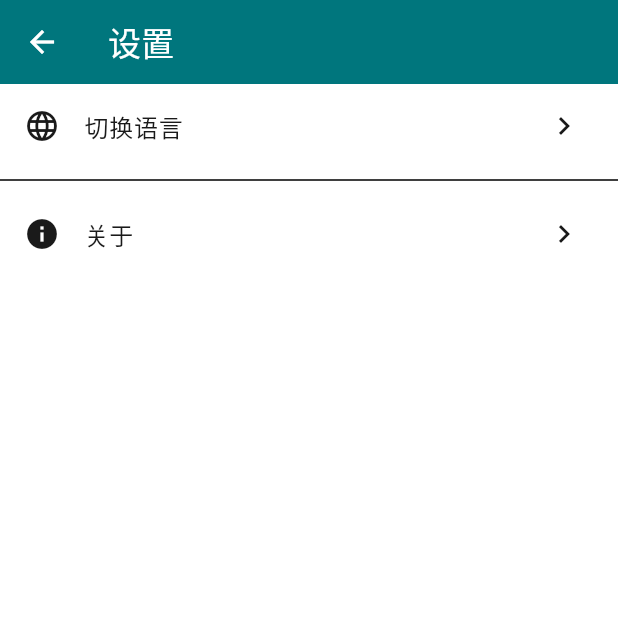
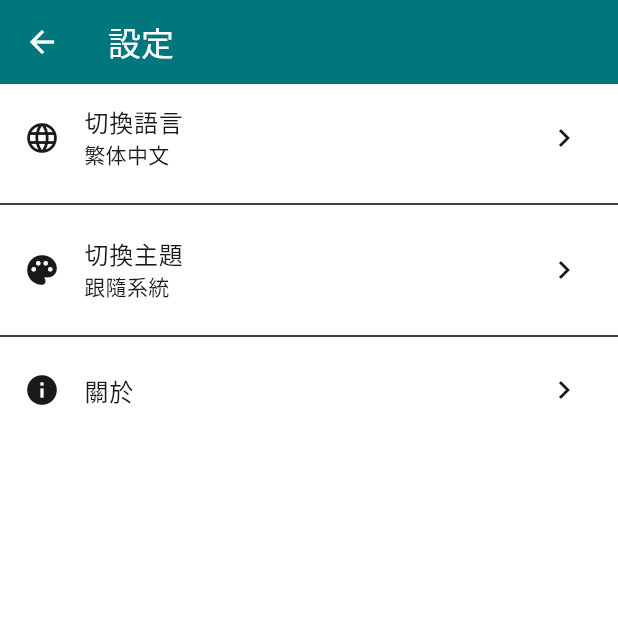
Before and after one commit to LockesOdyssey/my_ai_pocket, a Flutter app: the SettingsPage screen opened by its route, after a tap on "切换语言", on a phone screen of 412 x 824 dp, the top half of it. Run offline on Flutter 3.47's test engine with Material 3 defaults, Android fonts, the phone set to English and light mode, and no system bars; our stand-ins replace get.

Commit message:
【feat】应用主题管理、语言切换事件

```diff
--- /dev/null
+++ b/lib/core/language/language_controller.dart
@@ -0,0 +1,60 @@
+import 'package:flutter/material.dart';
+import 'package:get/get.dart';
+import 'language_state.dart';
+
+/// 语言管理控制器
+class LanguageController extends GetxController {
+  final LanguageState state = LanguageState();
+
+  /// 切换语言（按简体中文 -> 繁体中文 -> 英文的顺序轮流切换）
+  void switchLanguage() {
+    switch (state.currentLanguage.value) {
+      case AppLanguage.zh:
+        // 简体中文 -> 繁体中文
+        setLanguage(AppLanguage.zhHant);
+        break;
+      case AppLanguage.zhHant:
+        // 繁体中文 -> 英文
+        setLanguage(AppLanguage.en);
+        break;
+      case AppLanguage.en:
+        // 英文 -> 简体中文
+        setLanguage(AppLanguage.zh);
+        break;
+    }
+  }
+
+  /// 设置语言
+  void setLanguage(AppLanguage language) {
+    state.currentLanguage.value = language;
+    // 调用 Get.updateLocale 确保 GetX 的翻译系统更新
+    Get.updateLocale(state.locale);
+  }
+
+  /// 设置为简体中文
+  void setZh() {
+    setLanguage(AppLanguage.zh);
+  }
+
+  /// 设置为繁体中文
+  void setZhHant() {
+    setLanguage(AppLanguage.zhHant);
+  }
+
+  /// 设置为英文
+  void setEn() {
+    setLanguage(AppLanguage.en);
+  }
+
+  /// 获取当前语言文本
+  String getCurrentLanguageText() {
+    switch (state.currentLanguage.value) {
+      case AppLanguage.zh:
+        return '简体中文';
+      case AppLanguage.zhHant:
+        return '繁体中文';
+      case AppLanguage.en:
+        return 'English';
+    }
+  }
+}
--- /dev/null
+++ b/lib/core/language/language_state.dart
@@ -0,0 +1,41 @@
+import 'package:flutter/material.dart';
+import 'package:get/get.dart';
+
+/// 语言代码枚举
+enum AppLanguage {
+  zh,      // 简体中文
+  zhHant,  // 繁体中文
+  en,      // 英文
+}
+
+/// 语言状态
+class LanguageState {
+  // 当前语言
+  final Rx<AppLanguage> currentLanguage;
+
+  LanguageState() : currentLanguage = AppLanguage.zh.obs;
+
+  /// 获取语言代码字符串
+  String get languageCode {
+    switch (currentLanguage.value) {
+      case AppLanguage.zh:
+        return 'zh_CN';
+      case AppLanguage.zhHant:
+        return 'zh_TW';
+      case AppLanguage.en:
+        return 'en_US';
+    }
+  }
+
+  /// 获取 Locale 对象
+  Locale get locale {
+    switch (currentLanguage.value) {
+      case AppLanguage.zh:
+        return const Locale('zh', 'CN'); // 简体中文
+      case AppLanguage.zhHant:
+        return const Locale('zh', 'TW'); // 繁体中文
+      case AppLanguage.en:
+        return const Locale('en', 'US'); // 英文
+    }
+  }
+}
--- a/lib/core/theme/app_colors.dart
+++ b/lib/core/theme/app_colors.dart
@@ -4,7 +4,7 @@ import 'package:flutter/material.dart';
 class AppColors {
   AppColors._();
 
-  // 用户提供的颜色
+  // 应用配色
   static const Color color0B1C2D = Color(0xFF0B1C2D); // 深蓝黑色
   static const Color color00475D = Color(0xFF00475D); // 深青色
   static const Color color00767D = Color(0xFF00767D); // 青绿色 - 选为主题色
--- a/lib/core/theme/theme_state.dart
+++ b/lib/core/theme/theme_state.dart
@@ -15,11 +15,12 @@ class ThemeState {
   ThemeState() : themeMode = AppThemeMode.system.obs;
 
   /// 是否为深色模式
+  /// 注意：当为 system 模式时，此方法无法准确判断，需要使用 ThemeHelper.isDarkMode(BuildContext)
   bool get isDarkMode {
     if (themeMode.value == AppThemeMode.dark) return true;
     if (themeMode.value == AppThemeMode.light) return false;
-    // 跟随系统时，需要根据系统设置判断（这里简化处理，默认返回false）
-    // 实际使用时可以通过 MediaQuery.platformBrightnessOf(context) 获取
+    // system 模式需要 context 才能准确判断，这里返回 false 作为默认值
+    // 实际使用时应该通过 ThemeHelper.isDarkMode(context) 获取
     return false;
   }
 }
--- a/lib/core/translations/app_translations.dart
+++ b/lib/core/translations/app_translations.dart
@@ -8,8 +8,11 @@ import 'app_translations_zh_hant.dart';
 class AppTranslations extends Translations {
   @override
   Map<String, Map<String, String>> get keys => {
-        'zh': AppTranslationsZh.translations, // 简体中文
-        'en': AppTranslationsEn.translations, // 英文
-        'zh_Hant': AppTranslationsZhHant.translations, // 繁体中文
+        'zh_CN': AppTranslationsZh.translations, // 简体中文
+        'zh_TW': AppTranslationsZhHant.translations, // 繁体中文
+        'en_US': AppTranslationsEn.translations, // 英文
+        // 兼容性：也支持不带国家代码的格式
+        'zh': AppTranslationsZh.translations,
+        'en': AppTranslationsEn.translations,
       };
 }
--- a/lib/core/translations/app_translations_en.dart
+++ b/lib/core/translations/app_translations_en.dart
@@ -21,5 +21,9 @@ class AppTranslationsEn {
     'expense': 'Expense',
     'home': 'Home',
     'switchLanguage': 'Switch Language',
+    'switchTheme': 'Switch Theme',
+    'darkMode': 'Dark Mode',
+    'lightMode': 'Light Mode',
+    'systemMode': 'Follow System',
   };
 }
--- a/lib/core/translations/app_translations_zh.dart
+++ b/lib/core/translations/app_translations_zh.dart
@@ -21,5 +21,9 @@ class AppTranslationsZh {
     'expense': '支出',
     'home': '首页',
     'switchLanguage': '切换语言',
+    'switchTheme': '切换主题',
+    'darkMode': '深色模式',
+    'lightMode': '浅色模式',
+    'systemMode': '跟随系统',
   };
 }
--- a/lib/core/translations/app_translations_zh_hant.dart
+++ b/lib/core/translations/app_translations_zh_hant.dart
@@ -21,5 +21,9 @@ class AppTranslationsZhHant {
     'expense': '支出',
     'home': '首頁',
     'switchLanguage': '切換語言',
+    'switchTheme': '切換主題',
+    'darkMode': '深色模式',
+    'lightMode': '淺色模式',
+    'systemMode': '跟隨系統',
   };
 }
--- a/lib/main.dart
+++ b/lib/main.dart
@@ -4,10 +4,13 @@ import 'core/translations/app_translations.dart';
 import 'core/routes/app_pages.dart';
 import 'core/routes/app_routes.dart';
 import 'core/theme/theme_controller.dart';
+import 'core/language/language_controller.dart';
 
 void main() {
   // 初始化主题控制器
   Get.put(ThemeController(), permanent: true);
+  // 初始化语言控制器
+  Get.put(LanguageController(), permanent: true);
 
   runApp(const MyApp());
 }
@@ -18,6 +21,7 @@ class MyApp extends StatelessWidget {
   @override
   Widget build(BuildContext context) {
     final themeController = Get.find<ThemeController>();
+    final languageController = Get.find<LanguageController>();
 
     return Obx(() => GetMaterialApp(
       title: '我的AI口袋',
@@ -25,8 +29,8 @@ class MyApp extends StatelessWidget {
 
       // GetX 国际化配置
       translations: AppTranslations(),
-      locale: const Locale('zh'), // 默认语言：简体中文
-      fallbackLocale: const Locale('zh'), // 回退语言
+      locale: languageController.state.locale,
+      fallbackLocale: const Locale('zh', 'CN'), // 回退语言：简体中文
 
       // 路由配置
       initialRoute: AppRoutes.splash,
--- a/lib/pages/tabs/settings/settings_controller.dart
+++ b/lib/pages/tabs/settings/settings_controller.dart
@@ -1,9 +1,18 @@
 import 'package:get/get.dart';
+import 'package:my_ai_pocket/core/theme/theme_controller.dart';
+import 'package:my_ai_pocket/core/theme/theme_state.dart';
+import 'package:my_ai_pocket/core/language/language_controller.dart';
 import 'settings_state.dart';
 
 /// 设置页面控制器
 class SettingsController extends GetxController {
   final SettingsState state = SettingsState();
+
+  // 获取主题控制器
+  ThemeController get themeController => Get.find<ThemeController>();
+
+  // 获取语言控制器
+  LanguageController get languageController => Get.find<LanguageController>();
 
   @override
   void onInit() {
@@ -11,9 +20,47 @@ class SettingsController extends GetxController {
     // 初始化逻辑
   }
 
-  /// 切换语言
+  /// 切换语言（按简体中文 -> 繁体中文 -> 英文的顺序轮流切换）
   void switchLanguage() {
-    // TODO: 实现切换语言功能
+    languageController.switchLanguage();
+  }
+
+  /// 获取当前语言文本
+  String getCurrentLanguageText() {
+    return languageController.getCurrentLanguageText();
+  }
+
+  /// 切换主题（按深色模式 -> 浅色模式 -> 跟随系统的顺序轮流切换）
+  void switchTheme() {
+    final currentMode = themeController.state.themeMode.value;
+
+    switch (currentMode) {
+      case AppThemeMode.dark:
+        // 深色模式 -> 浅色模式
+        themeController.setLightMode();
+        break;
+      case AppThemeMode.light:
+        // 浅色模式 -> 跟随系统
+        themeController.setSystemMode();
+        break;
+      case AppThemeMode.system:
+        // 跟随系统 -> 深色模式
+        themeController.setDarkMode();
+        break;
+    }
+  }
+
+  /// 获取当前主题模式文本（使用翻译）
+  String getCurrentThemeText() {
+    final currentMode = themeController.state.themeMode.value;
+    switch (currentMode) {
+      case AppThemeMode.dark:
+        return 'darkMode'.tr;
+      case AppThemeMode.light:
+        return 'lightMode'.tr;
+      case AppThemeMode.system:
+        return 'systemMode'.tr;
+    }
   }
 
   /// 显示关于页面
--- a/lib/pages/tabs/settings/settings_page.dart
+++ b/lib/pages/tabs/settings/settings_page.dart
@@ -15,14 +15,25 @@ class SettingsPage extends GetView<SettingsController> {
       appBar: AppBar(
         title: Text('settings'.tr),
       ),
-      body: ListView(
+      body: Obx(() => ListView(
         children: [
           // 切换语言
           ListTile(
             leading: const Icon(Icons.language),
             title: Text('switchLanguage'.tr),
+            subtitle: Text(controller.getCurrentLanguageText()),
             trailing: const Icon(Icons.chevron_right),
             onTap: controller.switchLanguage,
+          ),
+          const Divider(),
+
+          // 切换主题
+          ListTile(
+            leading: const Icon(Icons.palette),
+            title: Text('switchTheme'.tr),
+            subtitle: Text(controller.getCurrentThemeText()),
+            trailing: const Icon(Icons.chevron_right),
+            onTap: controller.switchTheme,
           ),
           const Divider(),
 
@@ -34,7 +45,7 @@ class SettingsPage extends GetView<SettingsController> {
             onTap: controller.showAbout,
           ),
         ],
-      ),
+      )),
     );
   }
 }
```
